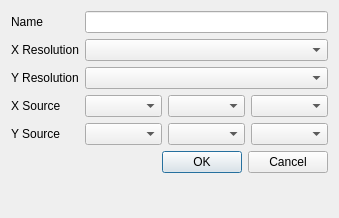
This is src/hist2ddialog.ui in flueke/mvme as Qt 5 draws it before an edit. The edited form follows.
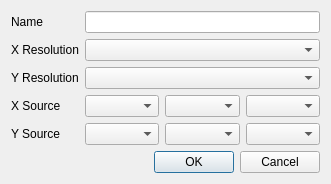
This is the edited form.

```diff
--- a/src/hist2ddialog.ui
+++ b/src/hist2ddialog.ui
@@ -6,8 +6,8 @@
    <rect>
     <x>0</x>
     <y>0</y>
-    <width>339</width>
-    <height>218</height>
+    <width>331</width>
+    <height>184</height>
    </rect>
   </property>
   <property name="windowTitle">
```
